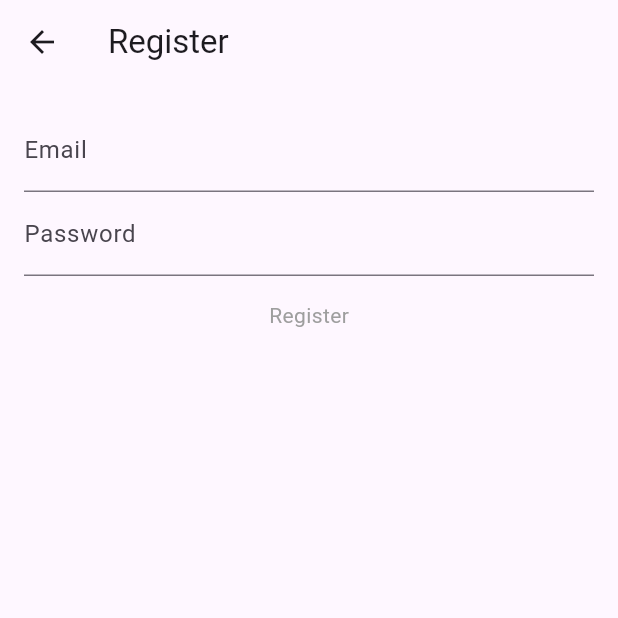
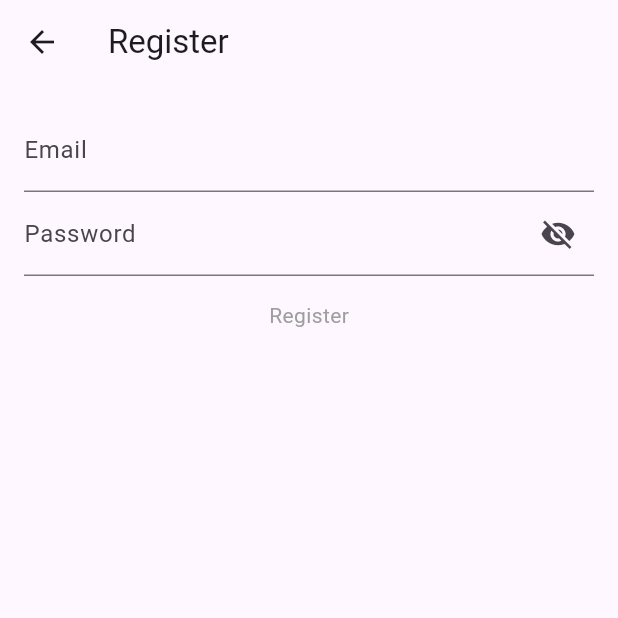
Before and after one commit to Satoru-PriChan/HighProteinChef, a Flutter app: the LoginScreen screen opened by its route, after a tap on "Register", on a phone screen of 412 x 824 dp, the top half of it. Run offline on Flutter 3.47's test engine with Material 3 defaults, Android fonts, the phone set to English and light mode, and no system bars; our stand-ins replace firebase_auth, firebase_core, logger, sqflite; accounts and stored records are empty.

Commit message:
Feat: Implement password visibility switch

```diff
--- a/lib/screens/login_screen.dart
+++ b/lib/screens/login_screen.dart
@@ -18,8 +18,8 @@ class _LoginScreenState extends State<LoginScreen> {
   final _passwordFormKey = GlobalKey<FormState>();
   bool _isEmailValid = false;
   bool _isPasswordValid = false;
-
   User? previousUser;
+  bool _showPassword = false;
 
   @override
   void initState() {
@@ -76,7 +76,7 @@ class _LoginScreenState extends State<LoginScreen> {
               key: _passwordFormKey,
               child: TextFormField(
                 controller: passwordController,
-                obscureText: true,
+                obscureText: !_showPassword,
                 enableSuggestions: false,
                 autocorrect: false,
                 onChanged: (value) {
@@ -91,8 +91,18 @@ class _LoginScreenState extends State<LoginScreen> {
                     return "Uppercase, Lowercase, Numeric, Special character";
                   }
                 },
-                decoration: const InputDecoration(
-                  labelText: 'Password',
+                decoration: InputDecoration(
+                  labelText: "Password",
+                  suffixIcon: IconButton(
+                    icon: _showPassword ?
+                      const Icon(Icons.visibility)
+                      : const Icon(Icons.visibility_off),
+                      onPressed: () {
+                      setState(() {
+                        _showPassword = !_showPassword;
+                      });
+                      },
+                  )
                 ),
               ),
             ),
--- a/lib/screens/register_screen.dart
+++ b/lib/screens/register_screen.dart
@@ -19,6 +19,7 @@ class _RegisterScreenState extends State<RegisterScreen> {
   final _passwordFormKey = GlobalKey<FormState>();
   bool _isEmailValid = false;
   bool _isPasswordValid = false;
+  bool _showPassword = false;
 
   @override
   void initState() {
@@ -45,7 +46,7 @@ class _RegisterScreenState extends State<RegisterScreen> {
   final authProvider = Provider.of<Auth.AuthProvider>(context);
 
     return Scaffold(
-      appBar: AppBar(title: Text("Register")),
+      appBar: AppBar(title: const Text("Register")),
       body: Padding(
         padding: const EdgeInsets.all(16.0),
         child: Column(
@@ -66,14 +67,14 @@ class _RegisterScreenState extends State<RegisterScreen> {
                     return "This is not a valid email";
                   }
                 },
-                decoration: InputDecoration(labelText: "Email"),
+                decoration: const InputDecoration(labelText: "Email"),
                 ),
             ),
               Form(
                 key: _passwordFormKey,
                 child: TextFormField(
                   controller: passwordController,
-                  obscureText: true,
+                  obscureText: !_showPassword,
                   enableSuggestions: false,
                   autocorrect: false,
                   onChanged: (value) {
@@ -88,12 +89,24 @@ class _RegisterScreenState extends State<RegisterScreen> {
                       return "Uppercase, Lowercase, Numeric, Special character";
                     }
                   },
-                  decoration: InputDecoration(labelText: "Password"),
+                  decoration: InputDecoration(
+                    labelText: "Password",
+                    suffixIcon: IconButton(
+                      icon: _showPassword ?
+                        const Icon(Icons.visibility)
+                       : const Icon(Icons.visibility_off),
+                       onPressed: () {
+                        setState(() {
+                         _showPassword = !_showPassword;
+                        });
+                       },
+                    )
+                  ),
                 ),
               ),
-              SizedBox(height: 16,),
+              const SizedBox(height: 16,),
               authProvider.isLoading
-              ? CircularProgressIndicator()
+              ? const CircularProgressIndicator()
               : _isEmailValid && _isPasswordValid
                 ?
                 ElevatedButton(
@@ -103,7 +116,7 @@ class _RegisterScreenState extends State<RegisterScreen> {
                       passwordController.text
                     );
                   },
-                  child: Text("Register")
+                  child: const Text("Register")
                 )
                 :
                 const Text("Register", style: TextStyle(color: Colors.grey),),
```
